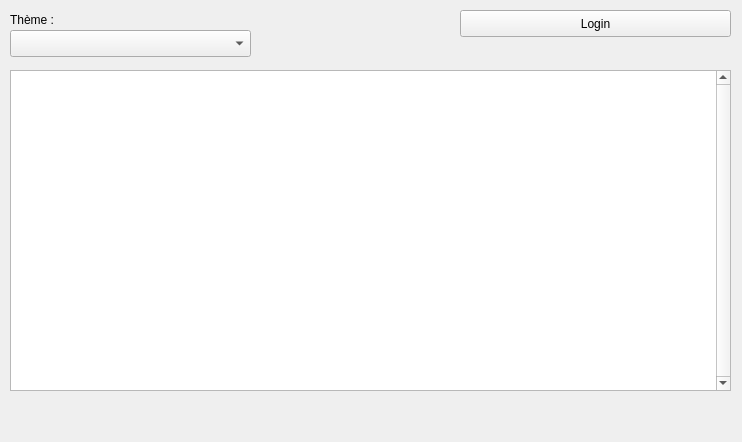
Old version of the form tellae_services_dialog_base.ui in the repository tellae/qgis-tellae-plugin.
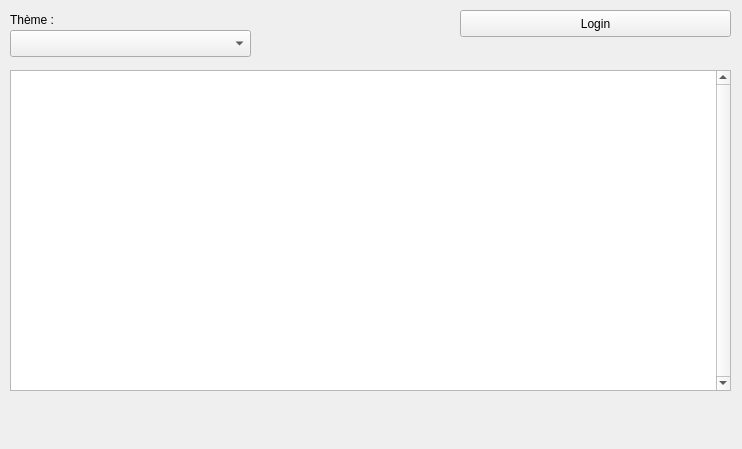
New version of the form.

What changed in the file:
```diff
--- a/tellae_services_dialog_base.ui
+++ b/tellae_services_dialog_base.ui
@@ -7,7 +7,7 @@
     <x>0</x>
     <y>0</y>
     <width>742</width>
-    <height>442</height>
+    <height>449</height>
    </rect>
   </property>
   <property name="windowTitle">
@@ -50,7 +50,7 @@
      <x>10</x>
      <y>400</y>
      <width>721</width>
-     <height>19</height>
+     <height>41</height>
     </rect>
    </property>
    <property name="sizePolicy">
@@ -68,6 +68,9 @@
    <property name="text">
     <string/>
    </property>
+   <property name="wordWrap">
+    <bool>true</bool>
+   </property>
   </widget>
   <widget class="QComboBox" name="themeSelector">
    <property name="geometry">
```
